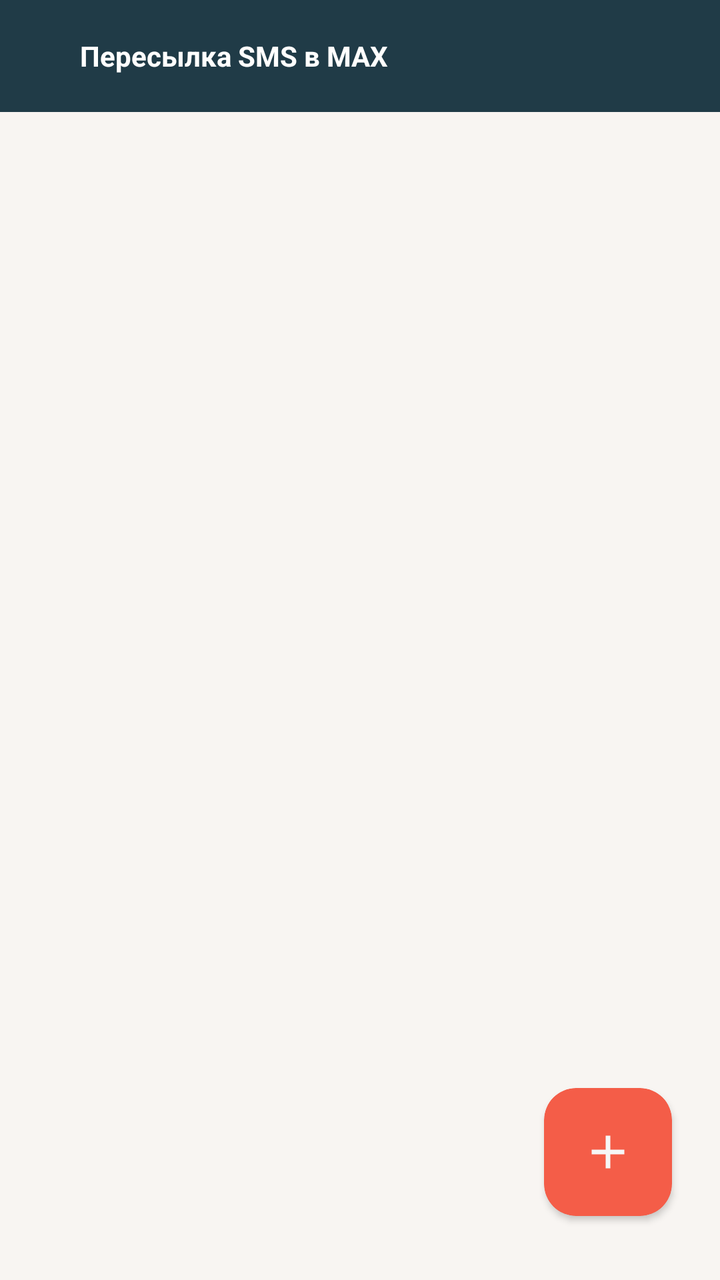
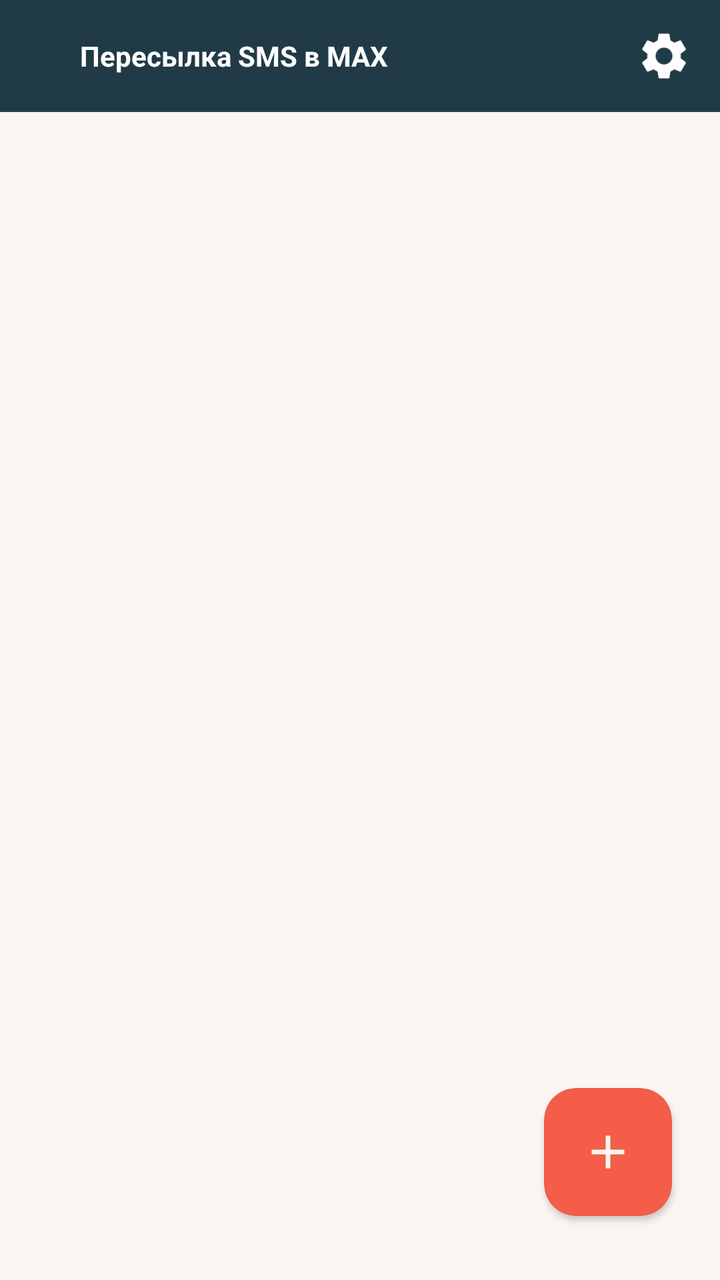

The first picture is an Android layout as it rendered before a commit; the second is the same layout after the commit. The layout source and the unified diff follow.
<!-- AndroidManifest.xml: activity theme Theme.ForwardSMStoMAX.NoActionBar -->
<!-- res/layout/activity_main.xml -->
<?xml version="1.0" encoding="utf-8"?>
<androidx.constraintlayout.widget.ConstraintLayout
    xmlns:android="http://schemas.android.com/apk/res/android"
    xmlns:app="http://schemas.android.com/apk/res-auto"
    xmlns:tools="http://schemas.android.com/tools"
    android:layout_width="match_parent"
    android:layout_height="match_parent"
    android:background="@color/colorPrimaryVariant">
    
    
    

    <androidx.appcompat.widget.Toolbar
        android:id="@+id/toolbar"
        android:layout_width="match_parent"
        android:layout_height="?attr/actionBarSize"
        android:background="@color/colorPrimaryVariant"
        app:popupTheme="@style/Theme.ForwardSMStoMAX.PopupOverlay"
        tools:ignore="MissingConstraints">

        <TextView
            android:id="@+id/toolbar_title"
            android:layout_width="match_parent"
            android:layout_height="wrap_content"
            android:paddingStart="24dp"
            android:text="Пересылка SMS в MAX"
            android:textStyle="bold"
            android:textColor="@color/fonDialogContact"
            android:textSize="14sp"
            android:gravity="center_vertical"
            android:layout_gravity="center"
            android:maxLines="1"
            android:ellipsize="end" />

    </androidx.appcompat.widget.Toolbar>

    <View
        android:layout_width="match_parent"
        android:layout_height="0dp"
        android:background="@color/fonActivity"
        app:layout_constraintBottom_toBottomOf="parent"
        app:layout_constraintEnd_toEndOf="parent"
        app:layout_constraintStart_toStartOf="parent"
        app:layout_constraintTop_toBottomOf="@+id/toolbar" />

    <androidx.constraintlayout.widget.ConstraintLayout
        android:id="@+id/constraintLayout"
        android:layout_width="match_parent"
        android:layout_height="0dp"
        android:background="@color/fonActivity"
        android:layout_marginTop="0dp"
        app:layout_constraintBottom_toBottomOf="parent"
        app:layout_constraintEnd_toEndOf="parent"
        app:layout_constraintStart_toStartOf="parent"
        app:layout_constraintTop_toBottomOf="@+id/toolbar">

        <androidx.recyclerview.widget.RecyclerView
            android:id="@+id/recyclerViewUsers"
            android:layout_width="match_parent"
            android:layout_height="0dp"
            android:paddingBottom="100dp"
            android:clipToPadding="false"
            android:paddingTop="24dp"
            app:layout_constraintBottom_toBottomOf="parent"
            app:layout_constraintEnd_toEndOf="parent"
            app:layout_constraintStart_toStartOf="parent"
            app:layout_constraintTop_toTopOf="parent" />
    </androidx.constraintlayout.widget.ConstraintLayout>

    <androidx.cardview.widget.CardView
        android:id="@+id/button_add"
        android:layout_width="64dp"
        android:layout_height="64dp"
        android:layout_gravity="bottom|end"
        android:layout_marginEnd="24dp"
        android:layout_marginBottom="32dp"
        android:backgroundTint="@color/buttonAdd"
        android:clickable="true"
        android:focusable="true"
        android:elevation="8dp"
        android:stateListAnimator="@animator/card_animator"
        app:cardBackgroundColor="@color/white"
        app:cardCornerRadius="16dp"
        app:layout_constraintBottom_toBottomOf="parent"
        app:layout_constraintEnd_toEndOf="parent">

        <androidx.appcompat.widget.AppCompatImageView
            android:id="@+id/button_add_icon"
            android:layout_width="28dp"
            android:layout_height="28dp"
            android:layout_gravity="center"
            android:src="@drawable/outline_add_24"
            android:tint="#F6F6F6"
            android:contentDescription="Добавить"
            android:padding="0dp" />

    </androidx.cardview.widget.CardView>

</androidx.constraintlayout.widget.ConstraintLayout>
<!-- resources referenced by this layout -->
<resources>
  <color name="buttonAdd">#f45d48</color>
      // фон для активити
  <color name="colorPrimaryVariant">#203B47</color>
  <color name="fonActivity">#f8f5f2</color>
      // фон для диалога фильтра
  <color name="fonDialogContact">#fffffe</color>
      // фон для итема контактов
  <color name="white">#FFFFFFFF</color>
  <!-- drawable outline_add_24 (drawable) -->
  <vector xmlns:android="http://schemas.android.com/apk/res/android"
      android:width="24dp"
      android:height="24dp"
      android:viewportWidth="24"
      android:viewportHeight="24"
      android:tint="?attr/colorControlNormal">
    <path
        android:fillColor="@android:color/white"
        android:pathData="M19,13h-6v6h-2v-6H5v-2h6V5h2v6h6v2z"/>
  </vector>
  <style name="Theme.ForwardSMStoMAX.PopupOverlay" parent="ThemeOverlay.AppCompat.Light" />
  <style name="Theme.ForwardSMStoMAX.NoActionBar">
          <item name="windowActionBar">false</item>
          <item name="windowNoTitle">true</item>
      </style>
</resources>

<!-- the commit's change to res/layout/activity_main.xml (unified diff, before → after) -->
@@ -1,6 +1,7 @@
 <?xml version="1.0" encoding="utf-8"?>
 <androidx.constraintlayout.widget.ConstraintLayout
     xmlns:android="http://schemas.android.com/apk/res/android"
+    android:id="@+id/root_main"
     xmlns:app="http://schemas.android.com/apk/res-auto"
     xmlns:tools="http://schemas.android.com/tools"
     android:layout_width="match_parent"
@@ -67,6 +68,21 @@
             app:layout_constraintTop_toTopOf="parent" />
     </androidx.constraintlayout.widget.ConstraintLayout>
 
+    
+    <androidx.appcompat.widget.AppCompatImageView
+        android:id="@+id/btn_settings"
+        android:layout_width="56dp"
+        android:layout_height="56dp"
+        android:background="?attr/selectableItemBackgroundBorderless"
+        android:clickable="true"
+        android:contentDescription="Настройки"
+        android:elevation="12dp"
+        android:focusable="true"
+        android:padding="14dp"
+        android:src="@drawable/outline_settings_24"
+        app:layout_constraintEnd_toEndOf="parent"
+        app:layout_constraintTop_toTopOf="parent" />
+
     <androidx.cardview.widget.CardView
         android:id="@+id/button_add"
         android:layout_width="64dp"
<!-- resource entries referenced after the edit -->
@@ -19,6 +19,16 @@
         android:fillColor="@android:color/white"
         android:pathData="M19,13h-6v6h-2v-6H5v-2h6V5h2v6h6v2z"/>
   </vector>
+  <!-- drawable outline_settings_24 (drawable) -->
+  <vector xmlns:android="http://schemas.android.com/apk/res/android"
+      android:width="24dp"
+      android:height="24dp"
+      android:viewportWidth="24"
+      android:viewportHeight="24">
+      <path
+          android:fillColor="#FFFFFFFF"
+          android:pathData="M19.14,12.94c0.04,-0.3 0.06,-0.61 0.06,-0.94c0,-0.32 -0.02,-0.64 -0.07,-0.94l2.03,-1.58c0.18,-0.14 0.23,-0.41 0.12,-0.61l-1.92,-3.32c-0.12,-0.22 -0.37,-0.29 -0.59,-0.22l-2.39,0.96c-0.5,-0.38 -1.03,-0.7 -1.62,-0.94L14.4,2.81c-0.04,-0.24 -0.24,-0.41 -0.48,-0.41h-3.84c-0.24,0 -0.43,0.17 -0.47,0.41L9.25,5.35C8.66,5.59 8.12,5.92 7.63,6.29L5.24,5.33c-0.22,-0.08 -0.47,0 -0.59,0.22L2.74,8.87C2.62,9.08 2.66,9.34 2.86,9.48l2.03,1.58C4.84,11.36 4.8,11.69 4.8,12s0.02,0.64 0.07,0.94l-2.03,1.58c-0.18,0.14 -0.23,0.41 -0.12,0.61l1.92,3.32c0.12,0.22 0.37,0.29 0.59,0.22l2.39,-0.96c0.5,0.38 1.03,0.7 1.62,0.94l0.36,2.54c0.05,0.24 0.24,0.41 0.48,0.41h3.84c0.24,0 0.44,-0.17 0.47,-0.41l0.36,-2.54c0.59,-0.24 1.13,-0.56 1.62,-0.94l2.39,0.96c0.22,0.08 0.47,0 0.59,-0.22l1.92,-3.32c0.12,-0.22 0.07,-0.47 -0.12,-0.61L19.14,12.94zM12,15.6c-1.98,0 -3.6,-1.62 -3.6,-3.6s1.62,-3.6 3.6,-3.6s3.6,1.62 3.6,3.6S13.98,15.6 12,15.6z" />
+  </vector>
   <style name="Theme.ForwardSMStoMAX.PopupOverlay" parent="ThemeOverlay.AppCompat.Light" />
   <style name="Theme.ForwardSMStoMAX.NoActionBar">
           <item name="windowActionBar">false</item>
